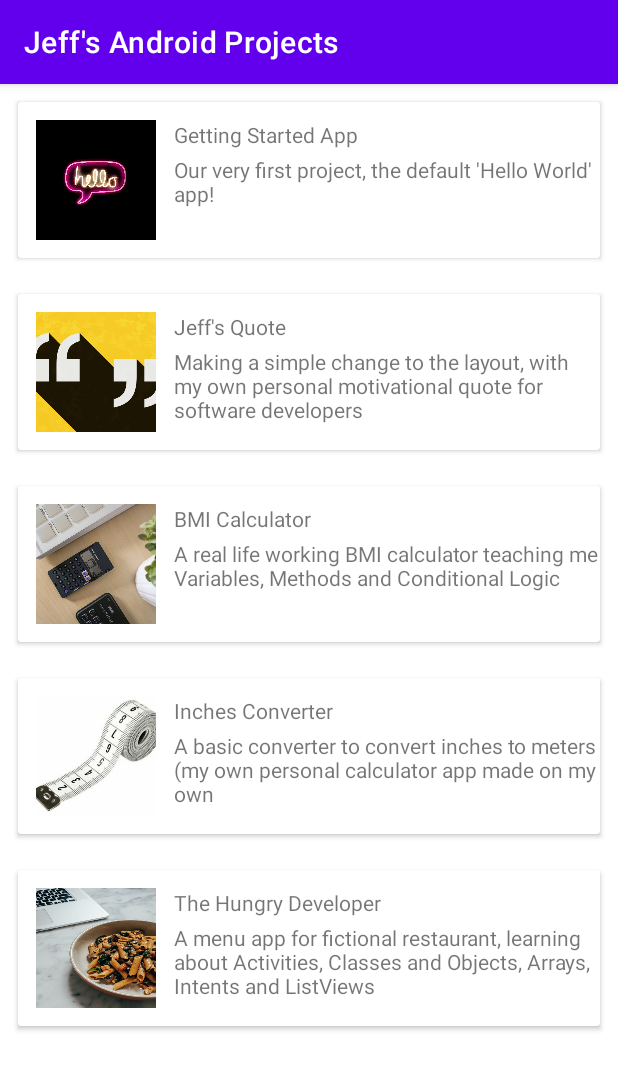
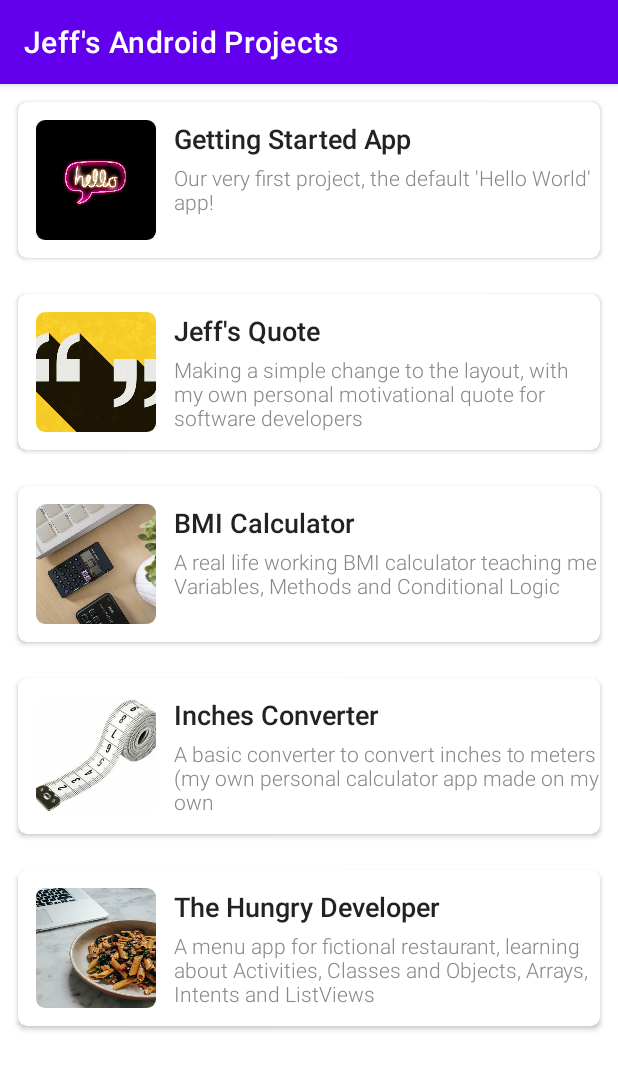
Before and after one commit to JeffryHermanto/JeffsAndroidProjects, an Android app: the screen it shows after launch (MainActivity), on a phone screen of 412 x 824 dp. Shown: the top 1070 px of the screen. Run offline under Robolectric (Android 15) with nearby library versions, the phone set to English and light mode, and no system bars.

Commit message:
Finishing Touches: Card Corner Radius, Elevation, Text Styling

```diff
--- a/app/src/main/res/layout/item_project.xml
+++ b/app/src/main/res/layout/item_project.xml
@@ -1,28 +1,43 @@
 <?xml version="1.0" encoding="utf-8"?>
 <androidx.cardview.widget.CardView xmlns:android="http://schemas.android.com/apk/res/android"
+    xmlns:app="http://schemas.android.com/apk/res-auto"
     android:layout_width="match_parent"
     android:layout_height="wrap_content"
-    android:layout_margin="12dp">
+    android:layout_margin="12dp"
+    app:cardCornerRadius="6dp">
 
     <RelativeLayout
         android:layout_width="match_parent"
         android:layout_height="wrap_content">
 
-        <ImageView
-            android:id="@+id/image_view_project_icon"
-            android:layout_width="80dp"
-            android:layout_height="80dp"
+        <androidx.cardview.widget.CardView
+            android:id="@+id/card_view_project_icon_container"
+            android:layout_width="wrap_content"
+            android:layout_height="wrap_content"
             android:layout_margin="12dp"
-            android:scaleType="centerCrop"
-            android:src="@drawable/ic_launcher_background" />
+            app:cardCornerRadius="6dp"
+            app:cardElevation="0dp">
+
+            <ImageView
+                android:id="@+id/image_view_project_icon"
+                android:layout_width="80dp"
+                android:layout_height="80dp"
+                android:scaleType="centerCrop"
+                android:src="@drawable/ic_launcher_background" />
+
+        </androidx.cardview.widget.CardView>
+
 
         <TextView
             android:id="@+id/text_view_project_title"
             android:layout_width="match_parent"
             android:layout_height="wrap_content"
-            android:layout_alignTop="@id/image_view_project_icon"
-            android:layout_toEndOf="@id/image_view_project_icon"
-            android:text="The App Title" />
+            android:layout_alignTop="@id/card_view_project_icon_container"
+            android:layout_toEndOf="@id/card_view_project_icon_container"
+            android:fontFamily="sans-serif-medium"
+            android:text="The App Title"
+            android:textColor="#222222"
+            android:textSize="18sp" />
 
         <TextView
             android:id="@+id/text_view_project_description"
@@ -30,8 +45,11 @@
             android:layout_height="wrap_content"
             android:layout_below="@id/text_view_project_title"
             android:layout_marginTop="4dp"
-            android:layout_toEndOf="@id/image_view_project_icon"
-            android:text="This will be the project description." />
+            android:layout_toEndOf="@id/card_view_project_icon_container"
+            android:fontFamily="sans-serif-light"
+            android:text="This will be the project description."
+            android:textColor="#888888"
+            android:textSize="14sp" />
 
 
     </RelativeLayout>
```
